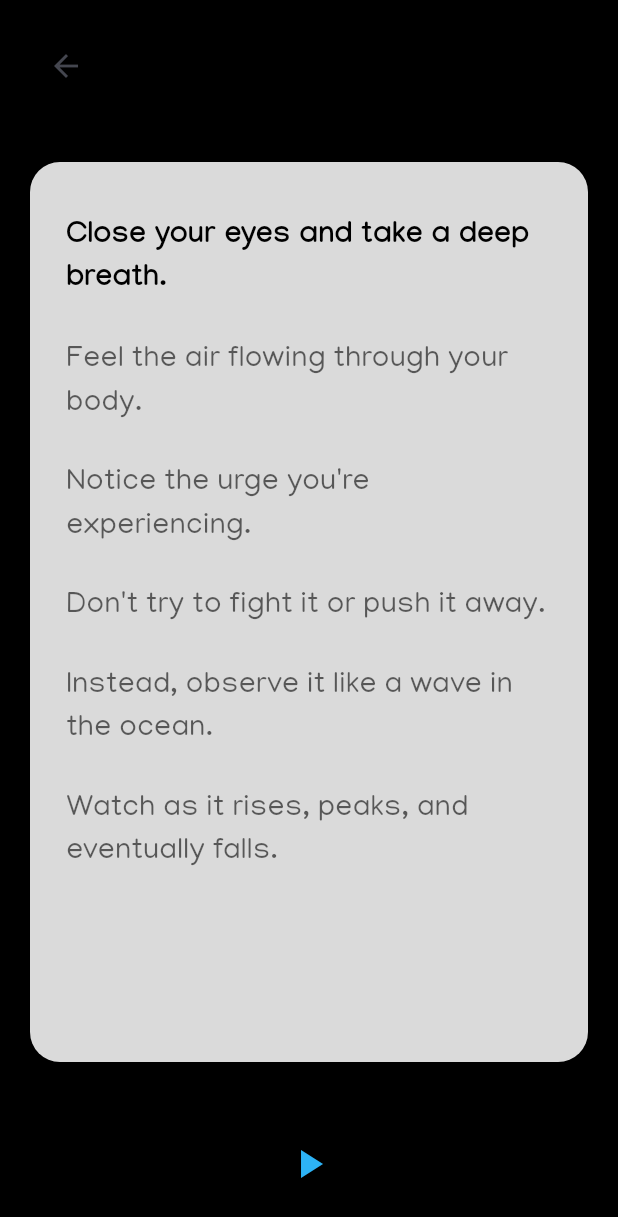
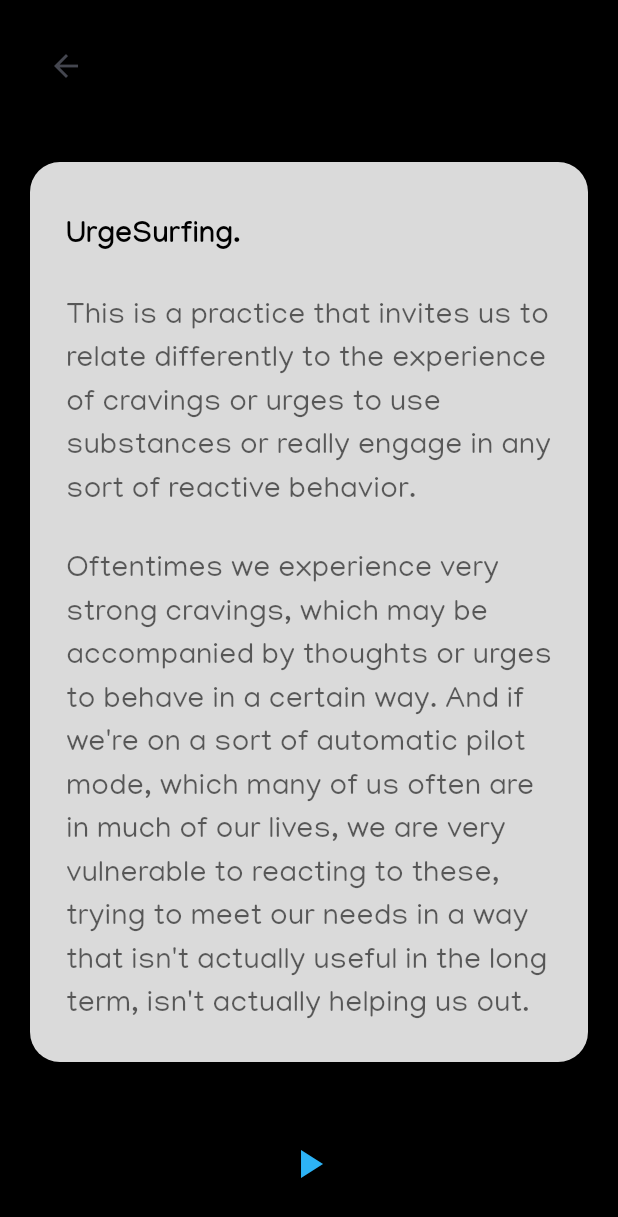
Before and after one commit to adwaidhp/de_talks, a Flutter app: the UrgeSurfingPage screen opened directly, on a phone screen of 412 x 824 dp. Shown: the top 1217 px of the screen. Run offline on Flutter 3.47's test engine with Material 3 defaults, Android fonts, the phone set to English and light mode, and no system bars; our stand-ins replace cloud_firestore, firebase_auth, firebase_core, flutter_dotenv, flutter_svg, google_nav_bar and 1 more; missing offline and left inert: audio_session; accounts and stored records are empty.

Commit message:
Update urgesurf.dart

```diff
--- a/lib/pages/urgesurf.dart
+++ b/lib/pages/urgesurf.dart
@@ -18,18 +18,54 @@ class _UrgeSurfingPageState extends State<UrgeSurfingPage> {
 
   // Timestamps in milliseconds for each line
   final List<int> _timestamps = [
-    0, 3000, 6000, 9000, 12000, 15000, // Add actual timestamps here
+    0, // UrgeSurfing
+    4000, // This is a practice...
+    20000, // Oftentimes we experience...
+    30000, // So this is an exercise...
+    40000, // You may be listening...
+    50000, // So begin by just finding...
+    60000, // Just doing your best...
+    70000, // And just acknowledging...
+    80000, // And maybe acknowledging...
+    90000, // And feeling what it's like...
+    100000, // Perhaps it's increasing...
+    110000, // If it is increasing...
+    120000, // So as you do this...
+    130000, // And maybe looking too...
+    140000, // So often when we experience...
+    150000, // Again, being kind...
+    160000, // Noticing that for the past...
+    170000, // Taking a deep breath now...
+    180000, // The waves may return...
+    190000, // Releasing tension...
+    200000, // For as long as you need to...
+    210000, // And whenever you need to.
   ];
 
   // Transcript lines
   final List<String> _transcript = [
-    "Close your eyes and take a deep breath.",
-    "Feel the air flowing through your body.",
-    "Notice the urge you're experiencing.",
-    "Don't try to fight it or push it away.",
-    "Instead, observe it like a wave in the ocean.",
-    "Watch as it rises, peaks, and eventually falls.",
-    // Add all transcript lines
+    "UrgeSurfing.",
+    "This is a practice that invites us to relate differently to the experience of cravings or urges to use substances or really engage in any sort of reactive behavior.",
+    "Oftentimes we experience very strong cravings, which may be accompanied by thoughts or urges to behave in a certain way. And if we're on a sort of automatic pilot mode, which many of us often are in much of our lives, we are very vulnerable to reacting to these, trying to meet our needs in a way that isn't actually useful in the long term, isn't actually helping us out.",
+    "So this is an exercise to help learn how to relate differently to these experiences.",
+    "You may be listening to this recording at this time because you're experiencing a craving or an urge to behave or react in a certain way. So let's begin by just pausing here. You might just take a deep breath if that's helpful. And just committing to staying with this feeling, just for a few moments without reacting, just seeing what that's like. The worst things that these feelings can do is make us feel them, so we're just going to spend the next few minutes staying with feelings that may be somewhat uncomfortable, but that actually aren't threatening to us in any other way. Oftentimes our reactions to these feelings are what's most harmful, not the feelings themselves.",
+    "So begin by just finding a comfortable position, whatever that is for you right now. You can lie down, you can sit, you can even stand if you want.",
+    "Just doing your best to release any tension that you might be holding in your body right now. Maybe the jaw, the belly, just letting those relax, the shoulders, the back, so that the breath can just easily come in and out of the body.",
+    "And just acknowledging right now what you're feeling. What is it that's present in your body right now? Is there physical discomfort? Is there perhaps an emotion that's uncomfortable for you? Maybe thoughts that are familiar or troubling that are in your mind? Things that you're telling yourself right now. Just acknowledging what's happening.",
+    "And maybe acknowledging your reaction to what's happening: I like this experience, I don't like this experience.",
+    "And feeling what it's like to just stay here with whatever is happening, without the need to control it. Without the need to try and get rid of it. And perhaps most importantly, without the need to react to it by engaging in a behavior that's not actually helpful to you.",
+    "Perhaps it's increasing or decreasing in intensity.",
+    "If it is increasing, you might imagine it like a wave. That rises and rises. And oftentimes with cravings it can feel as though it's going to keep going up and up and up until we fix it, until we react to it, until we stop it. But what we actually know about cravings and all intense emotional and physical experiences is that they often rise and then if we just stay with them, and if we don't react to them and just let them be, staying calm, using the breath to help us ground, oftentimes these experiences just like waves will reach a point where they crest and then eventually they come down again, they fade. So our job is to just stay with them and ride this wave, almost like we're surfing. Staying right on top of this experience. Sometimes it's helpful to use the breath as a way to stay. Almost like the breath is our surfboard that's helping us stay with this, stay on top of this, instead of being wiped out by it.",
+    "So as you do this, you might even see if you can find some curiosity about this experience. What does this actually feel like in the body? What is the mind doing? What emotions are here?",
+    "And maybe looking too at what's really needed. What is it that you're actually craving or needing in this moment?",
+    "So often when we experience craving or urges to react in a certain way or to use substances, it's not actually that substance that we're craving. There's actually a deeper need beneath that craving. For some people it might be feeling a sense of loneliness and wanting some company. Or feeling stressed or a difficult emotion and just wanting some relief. For others it may be wanting freedom–from their present circumstances, from the emotions that are so intense, from their mind. So just maybe asking yourself this question: What do I really want right now? What do I really need?",
+    "Again, being kind and gentle with yourself.",
+    "Noticing that for the past several minutes now you've stayed present. Stayed with this experience rather than reacting to it. And noticing that you always have this choice. When you begin to recognize these urges and cravings, no matter how strong they are, no matter what's happening in your body, whatever your mind is telling you, whatever you're saying to yourself, whatever emotions might be present, whatever sense of desperation or anxiety, you do have a choice. It's not an easy thing to do to stay with it. And as you know in the long run, it is far more nourishing than reaching for something that may temporarily relieve your suffering, but in the long run adds to it.",
+    "Taking a deep breath now. And staying with this as long as you need to.",
+    "The waves may return, they may continue to rise and fall, and you can just stay with a sense of surfing.",
+    "Releasing tension again and again.",
+    "For as long as you need to.",
+    "And whenever you need to.",
   ];
 
   @override
```
